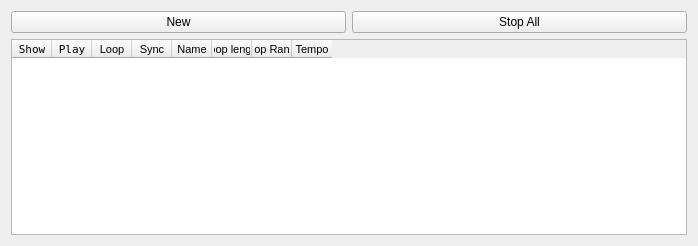
CsoundQt/CsoundQt, file src/liveeventcontrol.ui: the form before one commit.
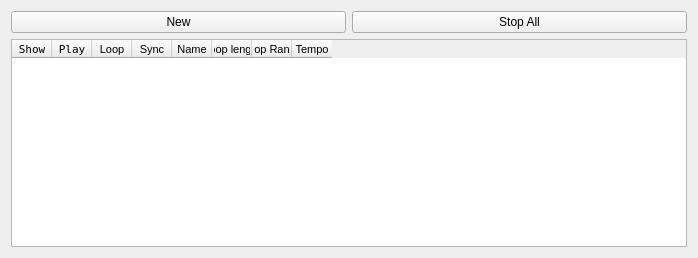
The form after the commit.

Patch:
```diff
--- a/src/liveeventcontrol.ui
+++ b/src/liveeventcontrol.ui
@@ -7,7 +7,7 @@
     <x>0</x>
     <y>0</y>
     <width>698</width>
-    <height>246</height>
+    <height>258</height>
    </rect>
   </property>
   <property name="windowTitle">
```
Left out of the diff: 17 changed lines with no effect on the pictures.
